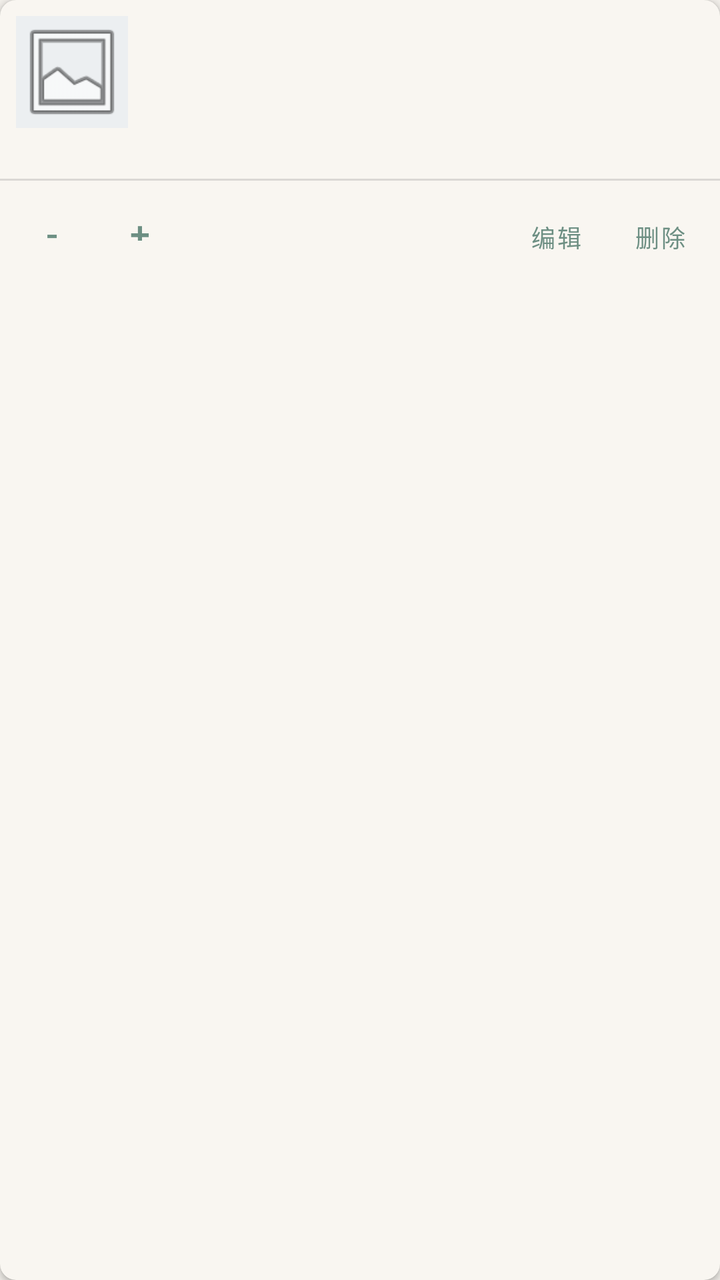
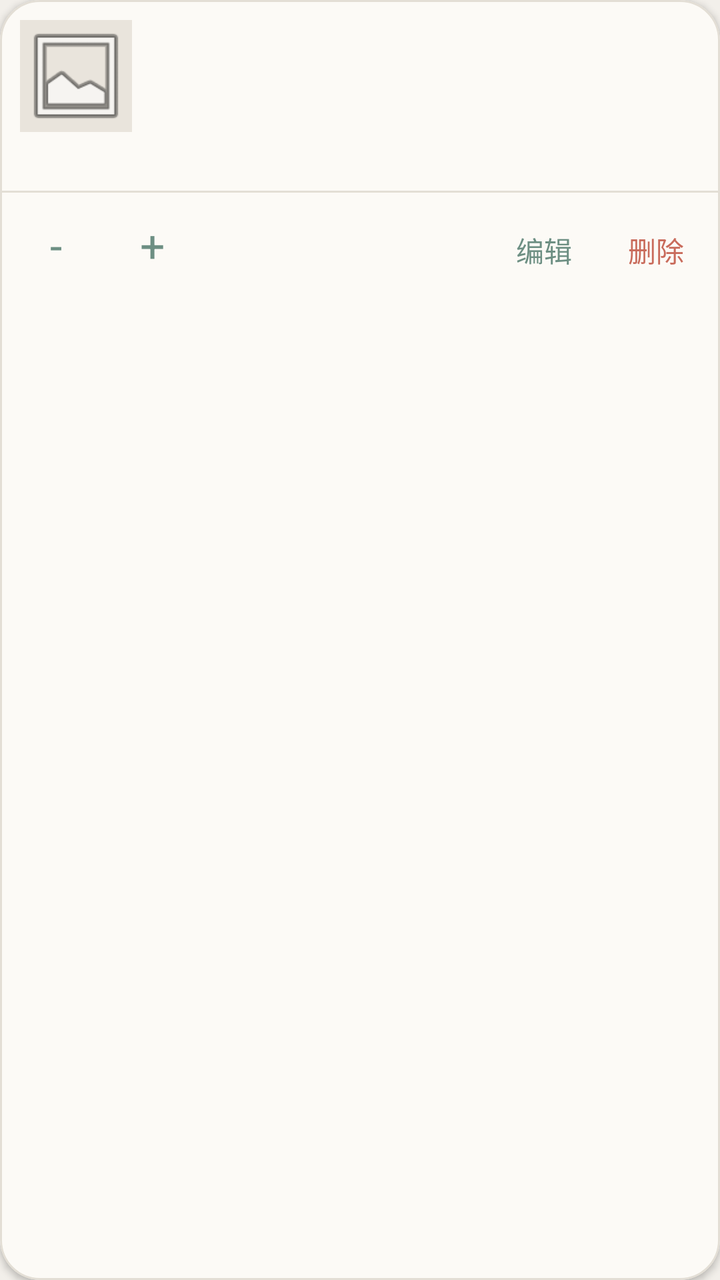

Compare the two renders of this Android layout. The source of the first and the diff that turns it into the second are given below.
<!-- AndroidManifest.xml: application theme Theme.PartManager -->
<!-- res/layout/item_part.xml -->
<?xml version="1.0" encoding="utf-8"?>
<com.google.android.material.card.MaterialCardView xmlns:android="http://schemas.android.com/apk/res/android"
    xmlns:app="http://schemas.android.com/apk/res-auto"
    android:layout_width="match_parent"
    android:layout_height="wrap_content"
    android:layout_margin="4dp"
    app:cardBackgroundColor="?attr/colorSurface"
    app:cardCornerRadius="8dp"
    app:cardElevation="2dp">

    <LinearLayout
        android:layout_width="match_parent"
        android:layout_height="wrap_content"
        android:orientation="vertical">

        <LinearLayout
            android:layout_width="match_parent"
            android:layout_height="wrap_content"
            android:orientation="horizontal"
            android:padding="8dp">

            <ImageView
                android:id="@+id/imgPart"
                android:layout_width="56dp"
                android:layout_height="56dp"
                android:background="#ECEFF1"
                android:scaleType="centerCrop"
                android:src="@android:drawable/ic_menu_gallery" />

            <LinearLayout
                android:layout_width="0dp"
                android:layout_height="wrap_content"
                android:layout_marginStart="8dp"
                android:layout_weight="1"
                android:orientation="vertical">

                <TextView
                    android:id="@+id/tvTitle"
                    android:layout_width="match_parent"
                    android:layout_height="wrap_content"
                    android:textSize="16sp"
                    android:textStyle="bold" />

                <TextView
                    android:id="@+id/tvCode"
                    android:layout_width="match_parent"
                    android:layout_height="wrap_content"
                    android:textSize="12sp" />

                <TextView
                    android:id="@+id/tvQty"
                    android:layout_width="match_parent"
                    android:layout_height="wrap_content"
                    android:textSize="14sp"
                    android:textStyle="bold" />

                <TextView
                    android:id="@+id/tvMeta"
                    android:layout_width="match_parent"
                    android:layout_height="wrap_content"
                    android:textSize="12sp" />
            </LinearLayout>
        </LinearLayout>

        <View
            android:layout_width="match_parent"
            android:layout_height="1dp"
            android:background="?android:attr/listDivider" />

        <LinearLayout
            android:layout_width="match_parent"
            android:layout_height="wrap_content"
            android:orientation="horizontal"
            android:padding="4dp">

            <Button
                android:id="@+id/btnMinus"
                style="@style/Widget.MaterialComponents.Button.TextButton"
                android:layout_width="44dp"
                android:layout_height="36dp"
                android:minWidth="0dp"
                android:minHeight="36dp"
                android:text="-"
                android:textSize="18sp" />

            <Button
                android:id="@+id/btnPlus"
                style="@style/Widget.MaterialComponents.Button.TextButton"
                android:layout_width="44dp"
                android:layout_height="36dp"
                android:minWidth="0dp"
                android:minHeight="36dp"
                android:text="+"
                android:textSize="18sp" />

            <View
                android:layout_width="0dp"
                android:layout_height="1dp"
                android:layout_weight="1" />

            <Button
                android:id="@+id/btnEdit"
                style="@style/Widget.MaterialComponents.Button.TextButton"
                android:layout_width="52dp"
                android:layout_height="36dp"
                android:minWidth="0dp"
                android:minHeight="36dp"
                android:text="编辑"
                android:textSize="12sp" />

            <Button
                android:id="@+id/btnDelete"
                style="@style/Widget.MaterialComponents.Button.TextButton"
                android:layout_width="52dp"
                android:layout_height="36dp"
                android:minWidth="0dp"
                android:minHeight="36dp"
                android:text="删除"
                android:textSize="12sp" />

        </LinearLayout>

    </LinearLayout>

</com.google.android.material.card.MaterialCardView>
<!-- resources referenced by this layout -->
<resources>
  <style name="Theme.PartManager" parent="Theme.MaterialComponents.Light.NoActionBar">
          <item name="colorPrimary">@color/primary</item>
          <item name="colorPrimaryVariant">@color/primary_dark</item>
          <item name="colorOnPrimary">@color/on_primary</item>
          <item name="colorSecondary">@color/accent</item>
          <item name="colorSecondaryVariant">@color/accent</item>
          <item name="colorOnSecondary">@color/on_primary</item>
          <item name="colorSurface">@color/morandi_surface</item>
          <item name="colorOnSurface">@color/text_primary</item>
          <item name="colorError">@color/error</item>
          <item name="android:colorBackground">@color/morandi_background</item>
          <item name="android:windowBackground">@color/morandi_background</item>
          <item name="android:statusBarColor">@color/primary_dark</item>
          <item name="android:windowLightStatusBar">false</item>
          <item name="materialButtonStyle">@style/Widget.Morandi.Button</item>
      </style>
  <color name="primary">#6D8F83</color>
  <color name="primary_dark">#55736A</color>
  <color name="on_primary">#FFFFFF</color>
  <color name="accent">#C5AFA6</color>
  <color name="morandi_surface">#F9F6F1</color>
  <color name="text_primary">#3B3A36</color>
  <color name="error">#C96B5B</color>
  <color name="morandi_background">#F2EFEA</color>
  <style name="Widget.Morandi.Button" parent="Widget.MaterialComponents.Button">
          <item name="backgroundTint">@color/primary</item>
          <item name="cornerRadius">16dp</item>
          <item name="android:textColor">@color/on_primary</item>
          <item name="android:textSize">16sp</item>
          <item name="android:textAllCaps">false</item>
          <item name="android:minHeight">48dp</item>
      </style>
</resources>

<!-- the commit's change to res/layout/item_part.xml (unified diff, before → after) -->
@@ -3,10 +3,15 @@
     xmlns:app="http://schemas.android.com/apk/res-auto"
     android:layout_width="match_parent"
     android:layout_height="wrap_content"
-    android:layout_margin="4dp"
-    app:cardBackgroundColor="?attr/colorSurface"
-    app:cardCornerRadius="8dp"
-    app:cardElevation="2dp">
+    android:layout_marginLeft="4dp"
+    android:layout_marginTop="6dp"
+    android:layout_marginRight="4dp"
+    android:layout_marginBottom="6dp"
+    app:cardBackgroundColor="@color/morandi_card"
+    app:cardCornerRadius="20dp"
+    app:cardElevation="2dp"
+    app:strokeColor="@color/divider"
+    app:strokeWidth="1dp">
 
     <LinearLayout
         android:layout_width="match_parent"
@@ -17,20 +22,23 @@
             android:layout_width="match_parent"
             android:layout_height="wrap_content"
             android:orientation="horizontal"
-            android:padding="8dp">
+            android:paddingStart="10dp"
+            android:paddingTop="10dp"
+            android:paddingEnd="10dp"
+            android:paddingBottom="6dp">
 
             <ImageView
                 android:id="@+id/imgPart"
                 android:layout_width="56dp"
                 android:layout_height="56dp"
-                android:background="#ECEFF1"
+                android:background="@color/morandi_input"
                 android:scaleType="centerCrop"
                 android:src="@android:drawable/ic_menu_gallery" />
 
             <LinearLayout
                 android:layout_width="0dp"
                 android:layout_height="wrap_content"
-                android:layout_marginStart="8dp"
+                android:layout_marginStart="10dp"
                 android:layout_weight="1"
                 android:orientation="vertical">
 
@@ -38,6 +46,7 @@
                     android:id="@+id/tvTitle"
                     android:layout_width="match_parent"
                     android:layout_height="wrap_content"
+                    android:textColor="@color/text_primary"
                     android:textSize="16sp"
                     android:textStyle="bold" />
 
@@ -45,12 +54,16 @@
                     android:id="@+id/tvCode"
                     android:layout_width="match_parent"
                     android:layout_height="wrap_content"
+                    android:layout_marginTop="2dp"
+                    android:textColor="@color/text_secondary"
                     android:textSize="12sp" />
 
                 <TextView
                     android:id="@+id/tvQty"
                     android:layout_width="match_parent"
                     android:layout_height="wrap_content"
+                    android:layout_marginTop="2dp"
+                    android:textColor="@color/primary"
                     android:textSize="14sp"
                     android:textStyle="bold" />
 
@@ -58,6 +71,8 @@
                     android:id="@+id/tvMeta"
                     android:layout_width="match_parent"
                     android:layout_height="wrap_content"
+                    android:layout_marginTop="2dp"
+                    android:textColor="@color/text_secondary"
                     android:textSize="12sp" />
             </LinearLayout>
         </LinearLayout>
@@ -65,58 +80,73 @@
         <View
             android:layout_width="match_parent"
             android:layout_height="1dp"
-            android:background="?android:attr/listDivider" />
+            android:background="@color/divider" />
 
         <LinearLayout
             android:layout_width="match_parent"
-            android:layout_height="wrap_content"
+            android:layout_height="52dp"
             android:orientation="horizontal"
-            android:padding="4dp">
+            android:paddingStart="4dp"
+            android:paddingEnd="4dp">
 
-            <Button
+            <TextView
                 android:id="@+id/btnMinus"
-                style="@style/Widget.MaterialComponents.Button.TextButton"
-                android:layout_width="44dp"
-                android:layout_height="36dp"
-                android:minWidth="0dp"
-                android:minHeight="36dp"
+                android:layout_width="48dp"
+                android:layout_height="52dp"
+                android:background="?attr/selectableItemBackground"
+                android:clickable="true"
+                android:focusable="true"
+                android:gravity="center"
                 android:text="-"
-                android:textSize="18sp" />
+                android:textColor="@color/primary"
+                android:textSize="22sp" />
 
-            <Button
+            <TextView
                 android:id="@+id/btnPlus"
-                style="@style/Widget.MaterialComponents.Button.TextButton"
-                android:layout_width="44dp"
-                android:layout_height="36dp"
-                android:minWidth="0dp"
-                android:minHeight="36dp"
+                android:layout_width="48dp"
+                android:layout_height="52dp"
+                android:background="?attr/selectableItemBackground"
+                android:clickable="true"
+                android:focusable="true"
+                android:gravity="center"
                 android:text="+"
-                android:textSize="18sp" />
+                android:textColor="@color/primary"
+                android:textSize="22sp" />
 
             <View
                 android:layout_width="0dp"
                 android:layout_height="1dp"
                 android:layout_weight="1" />
 
-            <Button
+            <TextView
                 android:id="@+id/btnEdit"
-                style="@style/Widget.MaterialComponents.Button.TextButton"
-                android:layout_width="52dp"
-                android:layout_height="36dp"
-                android:minWidth="0dp"
-                android:minHeight="36dp"
+                android:layout_width="wrap_content"
+                android:layout_height="52dp"
+                android:background="?attr/selectableItemBackground"
+                android:clickable="true"
+                android:focusable="true"
+                android:gravity="center"
+                android:minWidth="56dp"
+                android:paddingStart="8dp"
+                android:paddingEnd="8dp"
                 android:text="编辑"
-                android:textSize="12sp" />
+                android:textColor="@color/primary"
+                android:textSize="14sp" />
 
-            <Button
+            <TextView
                 android:id="@+id/btnDelete"
-                style="@style/Widget.MaterialComponents.Button.TextButton"
-                android:layout_width="52dp"
-                android:layout_height="36dp"
-                android:minWidth="0dp"
-                android:minHeight="36dp"
+                android:layout_width="wrap_content"
+                android:layout_height="52dp"
+                android:background="?attr/selectableItemBackground"
+                android:clickable="true"
+                android:focusable="true"
+                android:gravity="center"
+                android:minWidth="56dp"
+                android:paddingStart="8dp"
+                android:paddingEnd="8dp"
                 android:text="删除"
-                android:textSize="12sp" />
+                android:textColor="@color/error"
+                android:textSize="14sp" />
 
         </LinearLayout>
 
<!-- resource entries referenced after the edit -->
@@ -1,5 +1,6 @@
 <!-- resources referenced by this layout -->
 <resources>
+  <color name="divider">#E3DED5</color>
   <style name="Theme.PartManager" parent="Theme.MaterialComponents.Light.NoActionBar">
           <item name="colorPrimary">@color/primary</item>
           <item name="colorPrimaryVariant">@color/primary_dark</item>
@@ -22,7 +23,10 @@
   <color name="accent">#C5AFA6</color>
   <color name="morandi_surface">#F9F6F1</color>
   <color name="text_primary">#3B3A36</color>
+  <color name="text_secondary">#858077</color>
   <color name="error">#C96B5B</color>
+  <color name="morandi_card">#FCFAF6</color>
+  <color name="morandi_input">#E9E4DC</color>
   <color name="morandi_background">#F2EFEA</color>
   <style name="Widget.Morandi.Button" parent="Widget.MaterialComponents.Button">
           <item name="backgroundTint">@color/primary</item>
